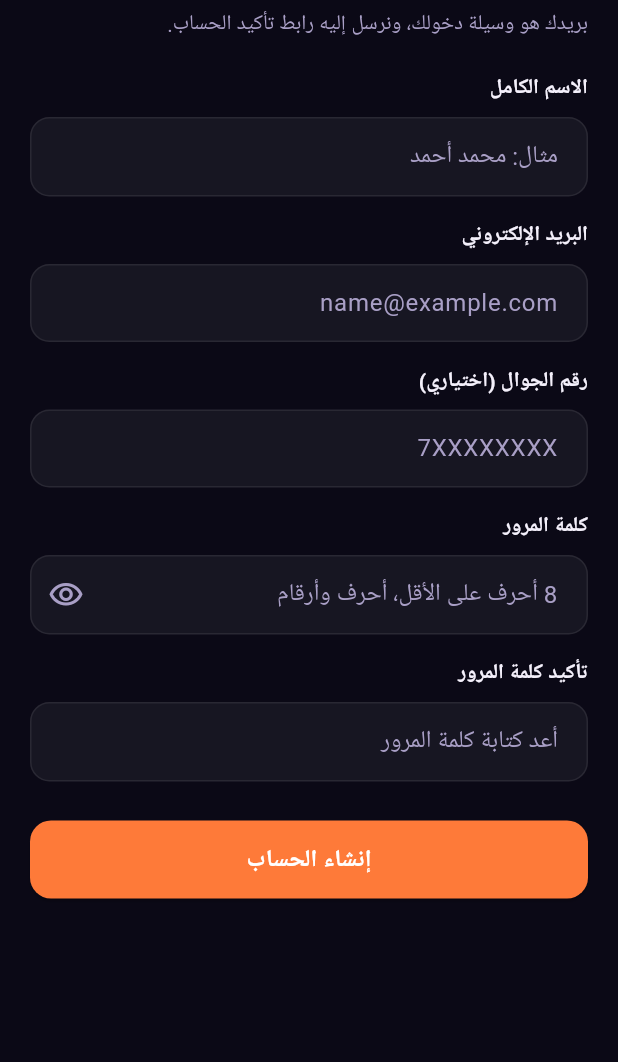
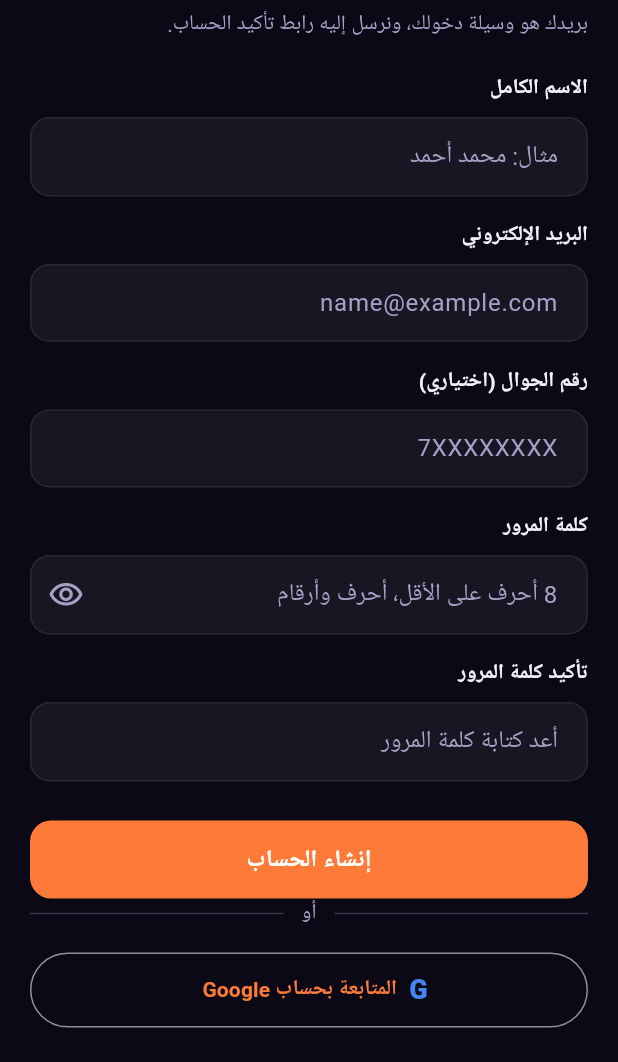
Before and after one commit to forjob12a-ai/yemen-top-app, a Flutter app: the RegisterScreen screen opened directly, on a phone screen of 412 x 824 dp, the part 174-1236 px from its top. Run offline on Flutter 3.47's test engine with Material 3 defaults, Android fonts, the phone set to English and light mode, and no system bars; our stand-ins replace cached_network_image, google_fonts, google_sign_in, lottie, shared_preferences; accounts and stored records are empty; network calls fail; Roboto replaces fonts that are missing (Cairo, Tajawal).

Commit message:
التطبيق — الدخول بحساب جوجل
- زر «المتابعة بحساب Google» في شاشتي الدخول والتسجيل (مع فاصل «أو»)
- google_sign_in: يفتح نافذة الحساب ويرسل رمز الهوية (id_token) إلى POST /api/auth/google
- الخادم يتحقق من الرمز ويرجع توكن كما في تسجيل الدخول
- إلغاء النافذة لا يُعد خطأ
- يجب ضبط Web client ID في lib/config/google_config.dart (معرّف عام، وليس سراً)
- إصلاح تنبيه BuildContext في شاشة الدخول (استخدام Navigator قبل await)

ما يُختبر على الجهاز: فتح شاشة الدخول، الضغط على زر Google، اختيار الحساب، الوصول إلى الحساب الشخصي.
الشرط: PR الويب (endpoint /api/auth/google) مدموج ومنشور، و Web client ID مضبوط.

```diff
--- a/yemen-top-flutter/lib/services/auth_service.dart
+++ b/yemen-top-flutter/lib/services/auth_service.dart
@@ -40,6 +40,13 @@ class AuthService {
     return User.fromJson(res['user']);
   }
 
+  /// الدخول بحساب جوجل: يُرسل رمز الهوية (id_token) والخادم يتحقق منه عند جوجل
+  Future<User> loginWithGoogle(String idToken) async {
+    final res = await _api.post('auth/google', {'id_token': idToken});
+    await _api.setToken(res['token']);
+    return User.fromJson(res['user']);
+  }
+
   Future<User> me() async {
     final res = await _api.get('me');
     return User.fromJson(res['data'] ?? res);
--- /dev/null
+++ b/yemen-top-flutter/lib/widgets/google_sign_in_button.dart
@@ -0,0 +1,45 @@
+import 'package:flutter/material.dart';
+import '../config/theme.dart';
+
+/// فاصل «أو» وزر «المتابعة بحساب Google»
+class GoogleSignInButton extends StatelessWidget {
+  final VoidCallback? onPressed;
+  final String label;
+
+  const GoogleSignInButton({
+    super.key,
+    required this.onPressed,
+    this.label = 'المتابعة بحساب Google',
+  });
+
+  @override
+  Widget build(BuildContext context) {
+    final line = Expanded(child: Divider(color: AppColors.muted.withValues(alpha: 0.3)));
+
+    return Column(
+      crossAxisAlignment: CrossAxisAlignment.stretch,
+      children: [
+        Row(
+          children: [
+            line,
+            Padding(
+              padding: const EdgeInsets.symmetric(horizontal: 12),
+              child: Text('أو', style: TextStyle(color: AppColors.muted)),
+            ),
+            line,
+          ],
+        ),
+        const SizedBox(height: 16),
+        OutlinedButton.icon(
+          onPressed: onPressed,
+          icon: const Text(
+            'G',
+            style: TextStyle(fontWeight: FontWeight.w900, fontSize: 18, color: Color(0xFF4285F4)),
+          ),
+          label: Text(label, style: const TextStyle(fontWeight: FontWeight.w700)),
+          style: OutlinedButton.styleFrom(minimumSize: const Size.fromHeight(50)),
+        ),
+      ],
+    );
+  }
+}
--- a/yemen-top-flutter/pubspec.yaml
+++ b/yemen-top-flutter/pubspec.yaml
@@ -19,6 +19,7 @@ dependencies:
   google_fonts: ^6.2.1         # ط®ط·ظˆط· Cairo / Tajawal
   cached_network_image: ^3.3.1 # طµظˆط± ط§ظ„ظ…ظ†طھط¬ط§طھ
   url_launcher: ^6.3.0
+  google_sign_in: ^7.2.0       # الدخول بحساب جوجل
   lottie: ^3.1.0         # ظپطھط­ ط±ظˆط§ط¨ط· ظˆط§طھط³ط§ط¨ ظˆط§ظ„ط±ظˆط§ط¨ط· ط§ظ„ط®ط§ط±ط¬ظٹط©
   # ط¥ط´ط¹ط§ط±ط§طھ Push (ط§ط®طھظٹط§ط±ظٹ â€” ظٹطھط·ظ„ط¨ ط¥ط¹ط¯ط§ط¯ Firebase):
   # firebase_core: ^2.31.0
```
Also changed, not shown: yemen-top-flutter/lib/config/google_config.dart (added, +12 -0 lines), yemen-top-flutter/lib/providers/auth_provider.dart (+10 -0 lines), yemen-top-flutter/lib/screens/auth/login_screen.dart (+23 -1 lines), yemen-top-flutter/lib/screens/auth/register_screen.dart (+20 -0 lines), yemen-top-flutter/lib/services/google_sign_in_service.dart (added, +31 -0 lines).
